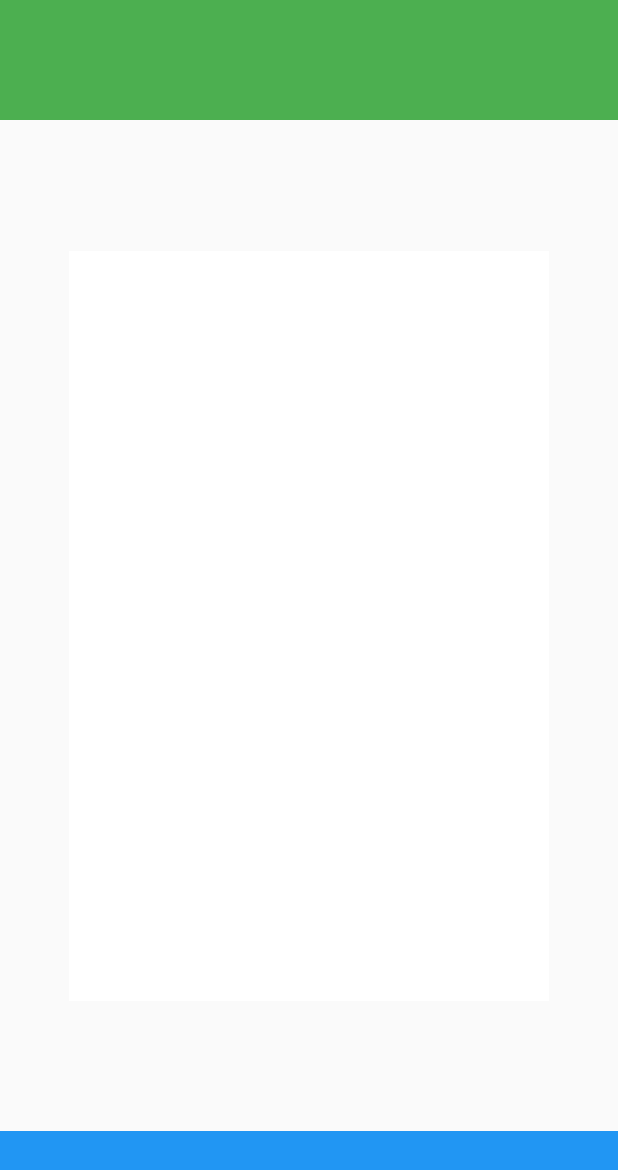
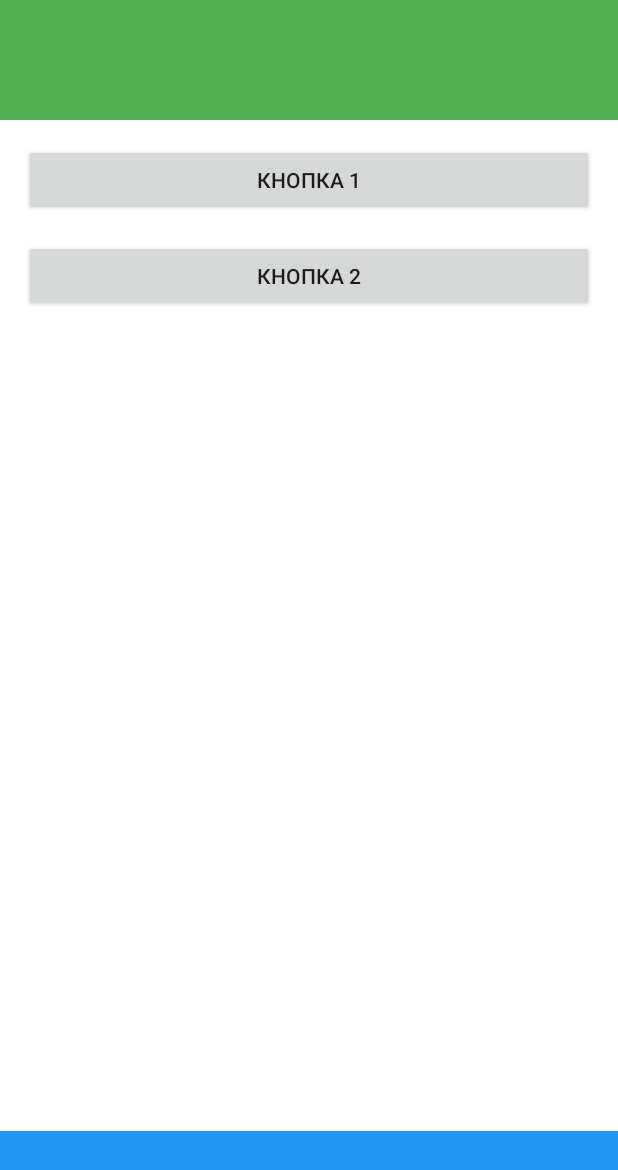
Before and after one commit to ProstoRocker/MyFilmApp, an Android app built with Jetpack Compose: the screen it shows after launch (MainActivity), on a phone screen of 412 x 824 dp. Shown: the top 1170 px of the screen. Run offline under Robolectric (Android 15) with nearby library versions, the phone set to English and light mode, and no system bars.

Commit message:
A fully adaptive, "flexible" layout has been created without fixed dimensions.

```diff
--- a/app/src/main/res/layout/activity_main.xml
+++ b/app/src/main/res/layout/activity_main.xml
@@ -1,41 +1,55 @@
 <?xml version="1.0" encoding="utf-8"?>
-<androidx.constraintlayout.widget.ConstraintLayout
-    xmlns:android="http://schemas.android.com/apk/res/android"
+<androidx.constraintlayout.widget.ConstraintLayout xmlns:android="http://schemas.android.com/apk/res/android"
     xmlns:app="http://schemas.android.com/apk/res-auto"
     android:layout_width="match_parent"
     android:layout_height="match_parent">
 
-    <!-- Верхний контейнер (шапка) -->
+    <!-- Верхний контейнер -->
     <FrameLayout
         android:id="@+id/top_menu"
         android:layout_width="match_parent"
         android:layout_height="80dp"
         android:background="#4CAF50"
-        app:layout_constraintTop_toTopOf="parent"
+        app:layout_constraintEnd_toEndOf="parent"
         app:layout_constraintStart_toStartOf="parent"
-        app:layout_constraintEnd_toEndOf="parent" />
+        app:layout_constraintTop_toTopOf="parent" />
 
-    <!-- Центральный контейнер (основное меню с кнопками) -->
+    <!-- Центральный контейнер (резиновый!) -->
     <LinearLayout
         android:id="@+id/center_container"
-        android:layout_width="320dp"
-        android:layout_height="500dp"
+        android:layout_width="0dp"
+        android:layout_height="0dp"
+        android:background="#FFFFFF"
         android:orientation="vertical"
-        android:background="#FFFFFF"
         android:padding="16dp"
+        app:layout_constraintBottom_toTopOf="@id/bottom_container"
+        app:layout_constraintEnd_toEndOf="parent"
+        app:layout_constraintHorizontal_bias="0.5"
+        app:layout_constraintStart_toStartOf="parent"
         app:layout_constraintTop_toBottomOf="@id/top_menu"
-        app:layout_constraintBottom_toTopOf="@id/bottom_container"
-        app:layout_constraintStart_toStartOf="parent"
-        app:layout_constraintEnd_toEndOf="parent" />
+        app:layout_constraintVertical_bias="0.5">
 
-    <!-- Нижний контейнер (нижнее меню/навигация) -->
+        <!-- Пример кнопок -->
+        <Button
+            android:layout_width="match_parent"
+            android:layout_height="wrap_content"
+            android:layout_marginBottom="16dp"
+            android:text="Кнопка 1" />
+
+        <Button
+            android:layout_width="match_parent"
+            android:layout_height="wrap_content"
+            android:text="Кнопка 2" />
+    </LinearLayout>
+
+    <!-- Нижний контейнер -->
     <FrameLayout
         android:id="@+id/bottom_container"
         android:layout_width="match_parent"
         android:layout_height="70dp"
         android:background="#2196F3"
         app:layout_constraintBottom_toBottomOf="parent"
-        app:layout_constraintStart_toStartOf="parent"
-        app:layout_constraintEnd_toEndOf="parent" />
+        app:layout_constraintEnd_toEndOf="parent"
+        app:layout_constraintStart_toStartOf="parent" />
 
 </androidx.constraintlayout.widget.ConstraintLayout>
--- a/gradle/libs.versions.toml
+++ b/gradle/libs.versions.toml
@@ -1,5 +1,5 @@
 [versions]
-agp = "8.13.0"
+agp = "8.13.1"
 kotlin = "2.0.21"
 coreKtx = "1.17.0"
 junit = "4.13.2"
```
